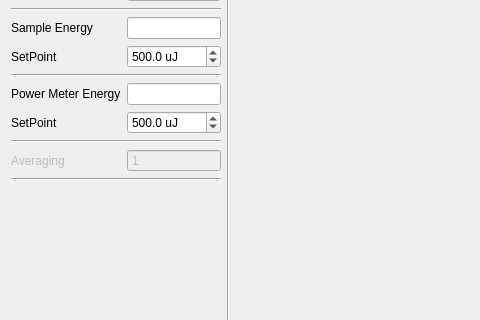
Kaldarinz/PA-RSCF-22-72-00015-, file modules/gui/designer/curve_measure_widget.ui: the form before one commit; both pictures show x 0 to 480 and y 298 to 618 of the 1117 by 842 pixel window.
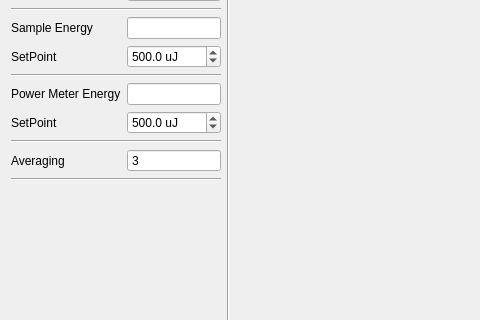
The form after the commit. Icons and pictures are not drawn. Custom widgets are drawn as their Qt base class.

What changed in the file:
```diff
--- a/modules/gui/designer/curve_measure_widget.ui
+++ b/modules/gui/designer/curve_measure_widget.ui
@@ -749,7 +749,7 @@
           <item>
            <widget class="QLabel" name="lbl_aver">
             <property name="enabled">
-             <bool>false</bool>
+             <bool>true</bool>
             </property>
             <property name="sizePolicy">
              <sizepolicy hsizetype="Preferred" vsizetype="Preferred">
@@ -765,7 +765,7 @@
           <item>
            <widget class="QSpinBox" name="sb_aver">
             <property name="enabled">
-             <bool>false</bool>
+             <bool>true</bool>
             </property>
             <property name="sizePolicy">
              <sizepolicy hsizetype="Preferred" vsizetype="Fixed">
@@ -804,7 +804,7 @@
              <number>1</number>
             </property>
             <property name="value">
-             <number>1</number>
+             <number>3</number>
             </property>
            </widget>
           </item>
```
